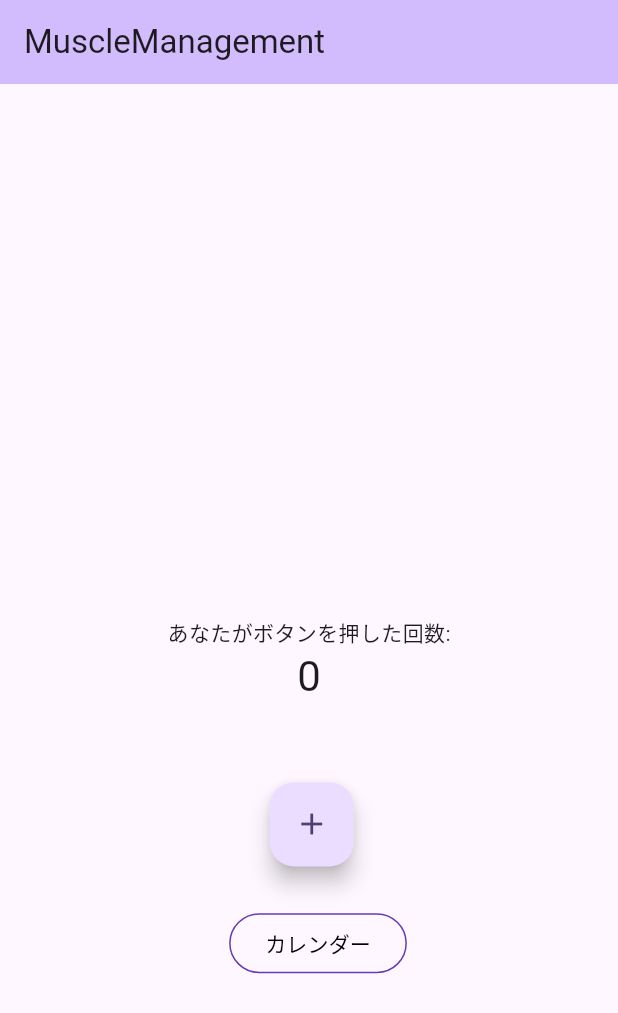
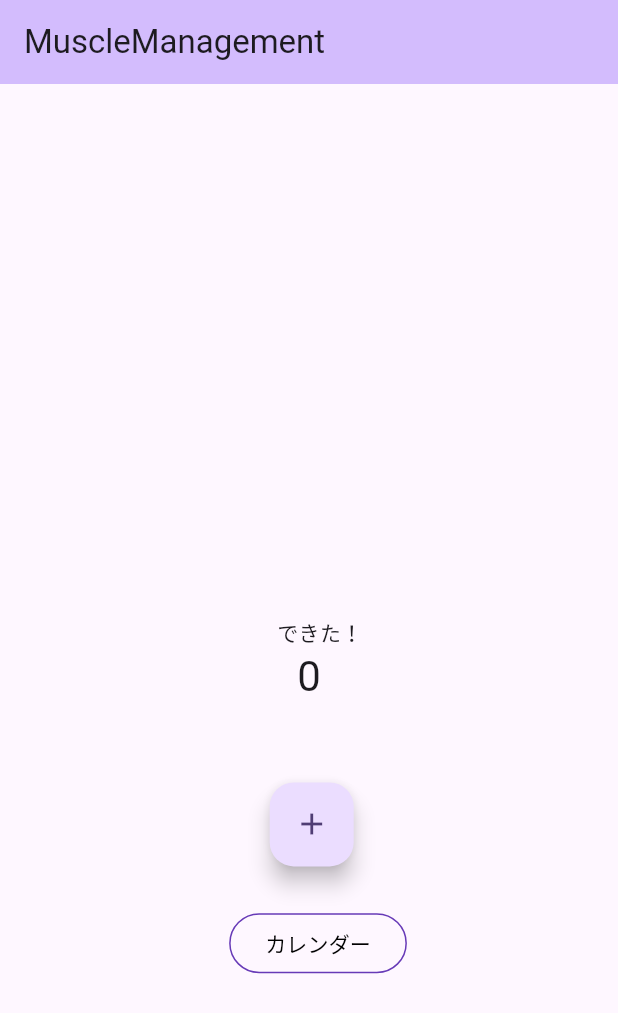
Before and after one commit to tsuchida-y/MuscleManagement_app, a Flutter app: the screen it shows after launch, on a phone screen of 412 x 824 dp. Shown: the top 1013 px of the screen. Run offline on Flutter 3.47's test engine with Material 3 defaults, Android fonts, the phone set to English and light mode, and no system bars; our stand-ins replace table_calendar.

Commit message:
説明文の追加

```diff
--- a/lib/main.dart
+++ b/lib/main.dart
@@ -4,10 +4,12 @@ import 'package:flutter_application_1/calendar_page.dart';
 void main() {
   runApp(const MyApp()); //constで宣言した変数は変えることができない
 }
-
+//StatelessWidget：再描画が必要でない時に使う
+//静的なテキスト、アイコン、画像など、変化しないUI要素に使われます。
+//buildメソッドは必須メソッド
 class MyApp extends StatelessWidget {
-  const MyApp({super.key});
-  @override
+  const MyApp({super.key});//MyAppのコンストラクタ
+  @override//サブクラスでスーパークラスのメソッドと同じ名前、引数、戻り値を持つメソッドを再定義（オーバーライド）することができます
   Widget build(BuildContext context) {
     return MaterialApp(
       title: 'Flutter',
@@ -27,31 +29,30 @@ class MyHomePage extends StatefulWidget {
   final String title;
 
   @override
+  //Stateは状態が変わった場合に再描画
+  //StatefulWidget では、この createState() メソッドを使って対応する State クラスのインスタンスを作成し、ウィジェットに紐づける
+  //_をつけることでプライベートクラスになる
+  //=>はアロー関数（createState メソッドが _MyHomePageState インスタンスを返していることを表しています。）
   State<MyHomePage> createState() => _MyHomePageState();
 }
 
 class _MyHomePageState extends State<MyHomePage> {
   int counter = 0;
-  DateTime now = DateTime.now();
-  // void _incrementCounter() {
-  //   setState(() {
-  //     counter++;
-  //   });
-  // }
+  DateTime now = DateTime.now();//現在の日時を取得
 
   @override
   Widget build(BuildContext context) {
     return Scaffold(
       appBar: AppBar(
-        backgroundColor: Theme.of(context).colorScheme.inversePrimary,
+        backgroundColor: Theme.of(context).colorScheme.inversePrimary,//背景の設定
         title: Text(widget.title),
       ),
       body: Center(
         child: Column(
-          mainAxisAlignment: MainAxisAlignment.center,
+          mainAxisAlignment: MainAxisAlignment.center,//真ん中に配置する
           children: <Widget>[
             const Text(
-              'あなたがボタンを押した回数:',
+              '　できた！',
             ),
             Text(
               '$counter',
```
Also changed, not shown: lib/calendar_page.dart (+14 -9 lines), pubspec.lock.
